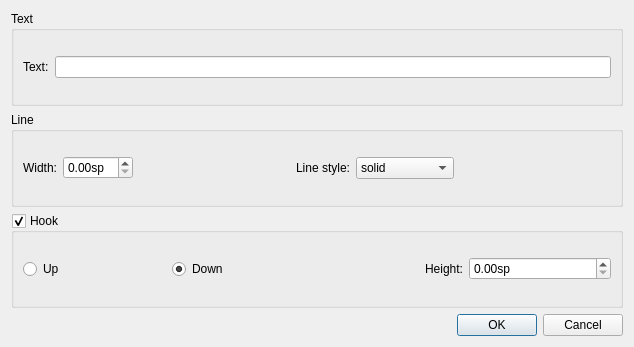
Above: mscore/mscore/lineproperties.ui from musescore/musescore-old before the change. Below: the same form after it.
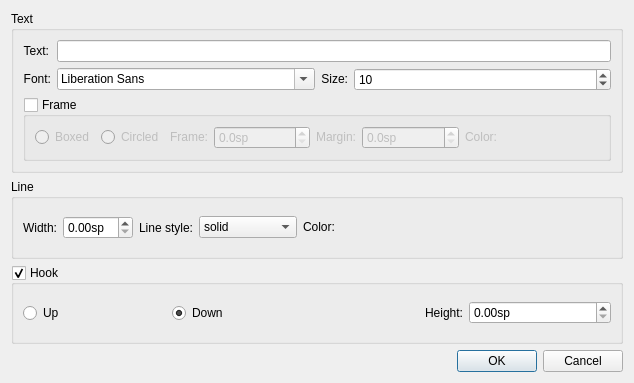
That is the form after the change. Custom widgets are drawn as their Qt base class.

```diff
--- a/mscore/mscore/lineproperties.ui
+++ b/mscore/mscore/lineproperties.ui
@@ -6,7 +6,7 @@
     <x>0</x>
     <y>0</y>
     <width>634</width>
-    <height>347</height>
+    <height>383</height>
    </rect>
   </property>
   <property name="windowTitle" >
@@ -21,16 +21,195 @@
      <property name="flat" >
       <bool>true</bool>
      </property>
-     <layout class="QHBoxLayout" >
-      <item>
+     <layout class="QGridLayout" >
+      <item row="0" column="0" >
        <widget class="QLabel" name="label_4" >
+        <property name="sizePolicy" >
+         <sizepolicy vsizetype="Fixed" hsizetype="Fixed" >
+          <horstretch>0</horstretch>
+          <verstretch>0</verstretch>
+         </sizepolicy>
+        </property>
         <property name="text" >
          <string>Text:</string>
         </property>
+        <property name="alignment" >
+         <set>Qt::AlignRight|Qt::AlignTrailing|Qt::AlignVCenter</set>
+        </property>
        </widget>
       </item>
-      <item>
-       <widget class="QLineEdit" name="lineEdit" />
+      <item row="0" column="1" colspan="3" >
+       <widget class="QLineEdit" name="text" />
+      </item>
+      <item row="1" column="0" >
+       <widget class="QLabel" name="label_7" >
+        <property name="sizePolicy" >
+         <sizepolicy vsizetype="Fixed" hsizetype="Fixed" >
+          <horstretch>0</horstretch>
+          <verstretch>0</verstretch>
+         </sizepolicy>
+        </property>
+        <property name="text" >
+         <string>Font:</string>
+        </property>
+        <property name="alignment" >
+         <set>Qt::AlignRight|Qt::AlignTrailing|Qt::AlignVCenter</set>
+        </property>
+       </widget>
+      </item>
+      <item row="1" column="1" >
+       <widget class="QFontComboBox" name="textFont" />
+      </item>
+      <item row="1" column="2" >
+       <widget class="QLabel" name="label_6" >
+        <property name="sizePolicy" >
+         <sizepolicy vsizetype="Fixed" hsizetype="Fixed" >
+          <horstretch>0</horstretch>
+          <verstretch>0</verstretch>
+         </sizepolicy>
+        </property>
+        <property name="text" >
+         <string>Size:</string>
+        </property>
+        <property name="alignment" >
+         <set>Qt::AlignRight|Qt::AlignTrailing|Qt::AlignVCenter</set>
+        </property>
+       </widget>
+      </item>
+      <item row="1" column="3" >
+       <widget class="QDoubleSpinBox" name="textSize" >
+        <property name="decimals" >
+         <number>0</number>
+        </property>
+        <property name="minimum" >
+         <double>1.000000000000000</double>
+        </property>
+        <property name="value" >
+         <double>10.000000000000000</double>
+        </property>
+       </widget>
+      </item>
+      <item row="2" column="0" colspan="4" >
+       <widget class="QGroupBox" name="frame" >
+        <property name="title" >
+         <string>Frame</string>
+        </property>
+        <property name="flat" >
+         <bool>true</bool>
+        </property>
+        <property name="checkable" >
+         <bool>true</bool>
+        </property>
+        <property name="checked" >
+         <bool>false</bool>
+        </property>
+        <layout class="QHBoxLayout" >
+         <item>
+          <widget class="QRadioButton" name="frameBoxed" >
+           <property name="sizePolicy" >
+            <sizepolicy vsizetype="Fixed" hsizetype="Fixed" >
+             <horstretch>0</horstretch>
+             <verstretch>0</verstretch>
+            </sizepolicy>
+           </property>
+           <property name="text" >
+            <string>Boxed</string>
+           </property>
+          </widget>
+         </item>
+         <item>
+          <widget class="QRadioButton" name="frameCircled" >
+           <property name="sizePolicy" >
+            <sizepolicy vsizetype="Fixed" hsizetype="Fixed" >
+             <horstretch>0</horstretch>
+             <verstretch>0</verstretch>
+            </sizepolicy>
+           </property>
+           <property name="text" >
+            <string>Circled</string>
+           </property>
+          </widget>
+         </item>
+         <item>
+          <widget class="QLabel" name="label_8" >
+           <property name="sizePolicy" >
+            <sizepolicy vsizetype="Fixed" hsizetype="Fixed" >
+             <horstretch>0</horstretch>
+             <verstretch>0</verstretch>
+            </sizepolicy>
+           </property>
+           <property name="text" >
+            <string>Frame:</string>
+           </property>
+           <property name="alignment" >
+            <set>Qt::AlignRight|Qt::AlignTrailing|Qt::AlignVCenter</set>
+           </property>
+          </widget>
+         </item>
+         <item>
+          <widget class="QDoubleSpinBox" name="frameWidth" >
+           <property name="suffix" >
+            <string>sp</string>
+           </property>
+           <property name="decimals" >
+            <number>1</number>
+           </property>
+          </widget>
+         </item>
+         <item>
+          <widget class="QLabel" name="label_9" >
+           <property name="sizePolicy" >
+            <sizepolicy vsizetype="Fixed" hsizetype="Fixed" >
+             <horstretch>0</horstretch>
+             <verstretch>0</verstretch>
+            </sizepolicy>
+           </property>
+           <property name="text" >
+            <string>Margin:</string>
+           </property>
+           <property name="alignment" >
+            <set>Qt::AlignRight|Qt::AlignTrailing|Qt::AlignVCenter</set>
+           </property>
+          </widget>
+         </item>
+         <item>
+          <widget class="QDoubleSpinBox" name="frameMargin" >
+           <property name="suffix" >
+            <string>sp</string>
+           </property>
+           <property name="decimals" >
+            <number>1</number>
+           </property>
+          </widget>
+         </item>
+         <item>
+          <widget class="QLabel" name="label_10" >
+           <property name="sizePolicy" >
+            <sizepolicy vsizetype="Fixed" hsizetype="Fixed" >
+             <horstretch>0</horstretch>
+             <verstretch>0</verstretch>
+            </sizepolicy>
+           </property>
+           <property name="text" >
+            <string>Color:</string>
+           </property>
+           <property name="alignment" >
+            <set>Qt::AlignRight|Qt::AlignTrailing|Qt::AlignVCenter</set>
+           </property>
+          </widget>
+         </item>
+         <item>
+          <widget class="Awl::ColorLabel" name="frameColor" >
+           <property name="sizePolicy" >
+            <sizepolicy vsizetype="Fixed" hsizetype="Preferred" >
+             <horstretch>0</horstretch>
+             <verstretch>0</verstretch>
+            </sizepolicy>
+           </property>
+          </widget>
+         </item>
+        </layout>
+       </widget>
       </item>
      </layout>
     </widget>
@@ -64,19 +243,6 @@
         </property>
        </widget>
       </item>
-      <item>
-       <spacer>
-        <property name="orientation" >
-         <enum>Qt::Horizontal</enum>
-        </property>
-        <property name="sizeHint" >
-         <size>
-          <width>40</width>
-          <height>20</height>
-         </size>
-        </property>
-       </spacer>
-      </item>
       <item>
        <widget class="QLabel" name="label_3" >
         <property name="text" >
@@ -116,6 +282,29 @@
         </item>
        </widget>
       </item>
+      <item>
+       <widget class="QLabel" name="label_5" >
+        <property name="sizePolicy" >
+         <sizepolicy vsizetype="Fixed" hsizetype="Fixed" >
+          <horstretch>0</horstretch>
+          <verstretch>0</verstretch>
+         </sizepolicy>
+        </property>
+        <property name="text" >
+         <string>Color:</string>
+        </property>
+       </widget>
+      </item>
+      <item>
+       <widget class="Awl::ColorLabel" name="linecolor" >
+        <property name="sizePolicy" >
+         <sizepolicy vsizetype="Fixed" hsizetype="Preferred" >
+          <horstretch>0</horstretch>
+          <verstretch>0</verstretch>
+         </sizepolicy>
+        </property>
+       </widget>
+      </item>
       <item>
        <spacer>
         <property name="orientation" >
@@ -196,6 +385,13 @@
    </item>
   </layout>
  </widget>
+ <customwidgets>
+  <customwidget>
+   <class>Awl::ColorLabel</class>
+   <extends>QFrame</extends>
+   <header>awl/colorlabel.h</header>
+  </customwidget>
+ </customwidgets>
  <resources/>
  <connections>
   <connection>
```
